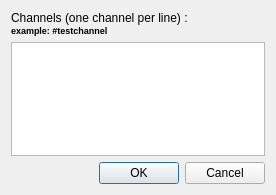
First picture: the form in src/plugins/azoth/plugins/acetamide/ircadddefaultchannelsdialog.ui, repository 0xd34df00d/leechcraft, before the edit.
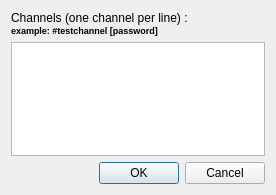
Second picture: the form after the edit.

Commit message: Azoth Acetamide: add/remove Servers and Channels

Patch:
```diff
--- a/src/plugins/azoth/plugins/acetamide/ircadddefaultchannelsdialog.ui
+++ b/src/plugins/azoth/plugins/acetamide/ircadddefaultchannelsdialog.ui
@@ -21,7 +21,7 @@
 &lt;html&gt;&lt;head&gt;&lt;meta name=&quot;qrichtext&quot; content=&quot;1&quot; /&gt;&lt;style type=&quot;text/css&quot;&gt;
 p, li { white-space: pre-wrap; }
 &lt;/style&gt;&lt;/head&gt;&lt;body style=&quot; font-family:'Sans Serif'; font-size:9pt; font-weight:400; font-style:normal;&quot;&gt;
-&lt;p style=&quot; margin-top:0px; margin-bottom:0px; margin-left:0px; margin-right:0px; -qt-block-indent:0; text-indent:0px;&quot;&gt;Channels (one channel per line) :&lt;br /&gt;&lt;span style=&quot; font-size:7pt; font-weight:600;&quot;&gt;example: #testchannel&lt;/span&gt;&lt;/p&gt;&lt;/body&gt;&lt;/html&gt;</string>
+&lt;p style=&quot; margin-top:0px; margin-bottom:0px; margin-left:0px; margin-right:0px; -qt-block-indent:0; text-indent:0px;&quot;&gt;Channels (one channel per line) :&lt;br /&gt;&lt;span style=&quot; font-size:7pt; font-weight:600;&quot;&gt;example: #testchannel [password]&lt;/span&gt;&lt;/p&gt;&lt;/body&gt;&lt;/html&gt;</string>
      </property>
     </widget>
    </item>
```
The commit also changes 10 other files.
